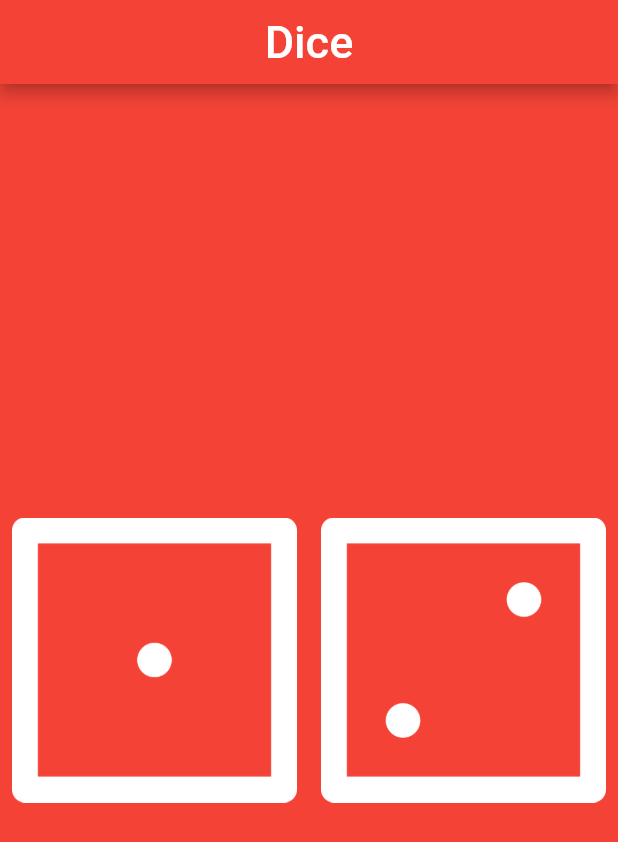
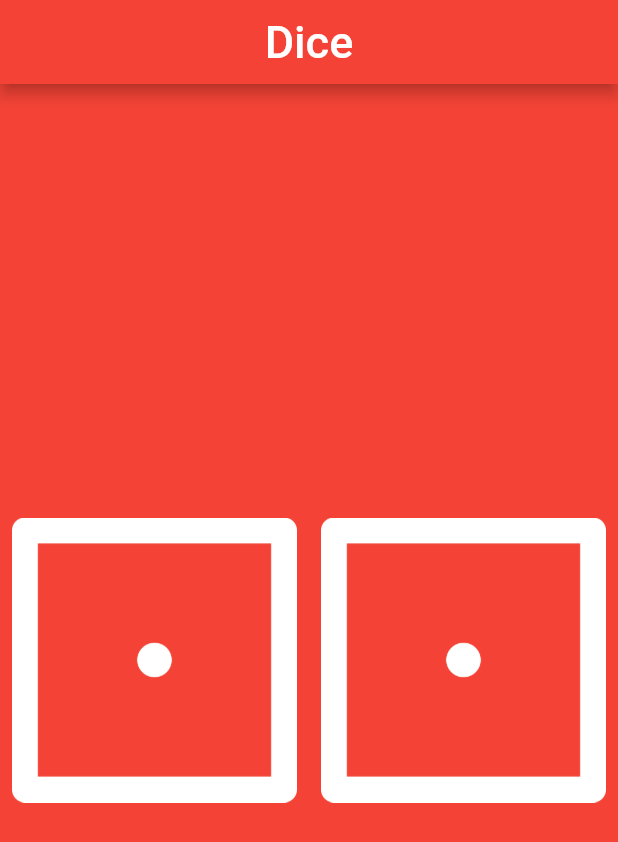
Before and after one commit to crishard/Flutter_apps, a Flutter app: the screen it shows after launch, on a phone screen of 412 x 824 dp. Shown: the top 842 px of the screen. Run offline on Flutter 3.47's test engine with Material 2 defaults, Android fonts, the phone set to English and light mode, and no system bars.

Commit message:
usando interpolação de strings

```diff
--- a/app_dados/lib/pages/dice.dart
+++ b/app_dados/lib/pages/dice.dart
@@ -40,19 +40,21 @@ class Dices extends StatelessWidget{
   const Dices({Key ? key}) : super(key: key);
   @override
   Widget build(BuildContext context) {
+
+    int dicelock = 1;
     return Center(
       child: Row(
         children: [
         Expanded(
           child: TextButton(
             onPressed: (){},
-              child: Image.asset('assets/images/dice1.png'),
+              child: Image.asset('assets/images/dice$dicelock.png'),
           )
         ),
           Expanded(
             child: TextButton(
               onPressed: (){},
-              child: Image.asset('assets/images/dice2.png'),
+              child: Image.asset('assets/images/dice$dicelock.png'),
             ),
 
         ),
```
